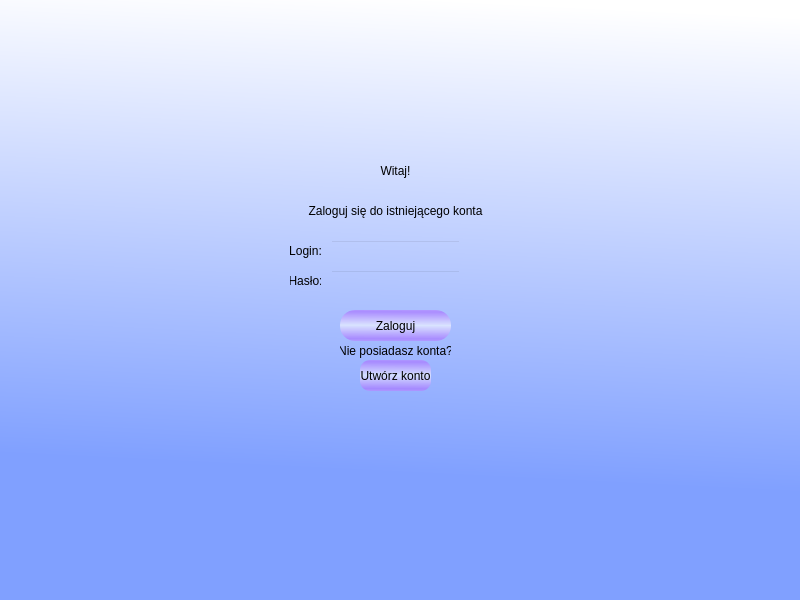
Qt form app/login_screen.ui (MateuszMiekicki/flashcards) before a commit.
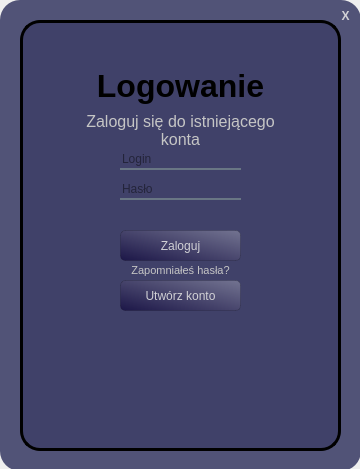
The same form after that commit. Icons and pictures are not drawn.

Commit message: Reformated layouts, added login and createAccount buttons, draggable window, close button

```diff
--- a/app/login_screen.ui
+++ b/app/login_screen.ui
@@ -6,8 +6,8 @@
    <rect>
     <x>0</x>
     <y>0</y>
-    <width>800</width>
-    <height>600</height>
+    <width>360</width>
+    <height>469</height>
    </rect>
   </property>
   <property name="windowTitle">
@@ -15,174 +15,327 @@
   </property>
   <property name="styleSheet">
    <string notr="true">QWidget#centralwidget{
-background-color: qlineargradient(spread:pad, x1:0.510909, y1:0.79, x2:0.563, y2:0, stop:0 rgba(128, 160, 255, 255), stop:1 rgba(255, 255, 255, 255));}</string>
+}</string>
   </property>
   <widget class="QWidget" name="centralwidget">
-   <widget class="QLabel" name="label">
+   <widget class="QWidget" name="widget_2" native="true">
     <property name="geometry">
      <rect>
-      <x>330</x>
-      <y>140</y>
-      <width>131</width>
-      <height>61</height>
+      <x>0</x>
+      <y>0</y>
+      <width>361</width>
+      <height>471</height>
      </rect>
     </property>
     <property name="styleSheet">
-     <string notr="true">font: 36pt &quot;MS Shell Dlg 2&quot;;</string>
+     <string notr="true">QWidget#widget_2{background-color:rgba(37, 39, 85, 200);
+border-radius: 20px;}</string>
     </property>
-    <property name="text">
-     <string>Witaj!</string>
-    </property>
-    <property name="alignment">
-     <set>Qt::AlignCenter</set>
-    </property>
-   </widget>
-   <widget class="QLabel" name="label_2">
-    <property name="geometry">
-     <rect>
-      <x>270</x>
-      <y>200</y>
-      <width>251</width>
-      <height>21</height>
-     </rect>
-    </property>
-    <property name="styleSheet">
-     <string notr="true">font: 12pt &quot;MS Shell Dlg 2&quot;;</string>
-    </property>
-    <property name="text">
-     <string>Zaloguj się do istniejącego konta</string>
-    </property>
-    <property name="alignment">
-     <set>Qt::AlignCenter</set>
-    </property>
-   </widget>
-   <widget class="QPushButton" name="login">
-    <property name="geometry">
-     <rect>
-      <x>340</x>
-      <y>310</y>
-      <width>111</width>
-      <height>31</height>
-     </rect>
-    </property>
-    <property name="styleSheet">
-     <string notr="true">border-radius: 15px;
-background: qlineargradient(spread:reflect, x1:0.522318, y1:0.927, x2:0.529, y2:0.494636, stop:0 rgba(170, 124, 255, 192), stop:1 rgba(255, 255, 255, 144))</string>
-    </property>
-    <property name="text">
-     <string>Zaloguj</string>
-    </property>
-   </widget>
-   <widget class="QLineEdit" name="login_field">
-    <property name="geometry">
-     <rect>
-      <x>330</x>
-      <y>240</y>
-      <width>131</width>
-      <height>20</height>
-     </rect>
-    </property>
-    <property name="styleSheet">
-     <string notr="true">background-color: rgba(0, 0, 0, 0);</string>
-    </property>
-   </widget>
-   <widget class="QLineEdit" name="password_field">
-    <property name="geometry">
-     <rect>
-      <x>330</x>
-      <y>270</y>
-      <width>131</width>
-      <height>20</height>
-     </rect>
-    </property>
-    <property name="styleSheet">
-     <string notr="true">background-color: rgba(0, 0, 0, 0);</string>
-    </property>
-   </widget>
-   <widget class="QLabel" name="label_3">
-    <property name="geometry">
-     <rect>
-      <x>290</x>
-      <y>240</y>
-      <width>31</width>
-      <height>21</height>
-     </rect>
-    </property>
-    <property name="text">
-     <string>Login:</string>
-    </property>
-    <property name="alignment">
-     <set>Qt::AlignCenter</set>
-    </property>
-   </widget>
-   <widget class="QLabel" name="label_4">
-    <property name="geometry">
-     <rect>
-      <x>290</x>
-      <y>270</y>
-      <width>31</width>
-      <height>21</height>
-     </rect>
-    </property>
-    <property name="text">
-     <string>Hasło:</string>
-    </property>
-    <property name="alignment">
-     <set>Qt::AlignCenter</set>
-    </property>
-   </widget>
-   <widget class="QLabel" name="label_5">
-    <property name="geometry">
-     <rect>
-      <x>340</x>
-      <y>340</y>
-      <width>111</width>
-      <height>21</height>
-     </rect>
-    </property>
-    <property name="styleSheet">
-     <string notr="true">font: 8pt &quot;MS Shell Dlg 2&quot;;</string>
-    </property>
-    <property name="text">
-     <string>Nie posiadasz konta?</string>
-    </property>
-    <property name="alignment">
-     <set>Qt::AlignCenter</set>
-    </property>
-   </widget>
-   <widget class="QPushButton" name="pushButton_2">
-    <property name="geometry">
-     <rect>
-      <x>360</x>
-      <y>360</y>
-      <width>71</width>
-      <height>31</height>
-     </rect>
-    </property>
-    <property name="styleSheet">
-     <string notr="true">border-radius: 10px;
-background: qlineargradient(spread:reflect, x1:0.522318, y1:0.927, x2:0.529, y2:0.494636, stop:0 rgba(170, 124, 255, 192), stop:1 rgba(255, 255, 255, 144))</string>
-    </property>
-    <property name="text">
-     <string>Utwórz konto</string>
-    </property>
-   </widget>
-   <widget class="QLabel" name="login_error">
-    <property name="geometry">
-     <rect>
-      <x>330</x>
-      <y>290</y>
-      <width>131</width>
-      <height>16</height>
-     </rect>
-    </property>
-    <property name="styleSheet">
-     <string notr="true">color: rgb(255, 14, 30);
+    <widget class="QWidget" name="widget_3" native="true">
+     <property name="geometry">
+      <rect>
+       <x>20</x>
+       <y>20</y>
+       <width>321</width>
+       <height>431</height>
+      </rect>
+     </property>
+     <property name="styleSheet">
+      <string notr="true">QWidget#widget_3{background-color:rgba(37, 39, 85, 100);
+border-radius: 20px;
+border:3px solid;}</string>
+     </property>
+     <widget class="QLabel" name="login_error">
+      <property name="enabled">
+       <bool>false</bool>
+      </property>
+      <property name="geometry">
+       <rect>
+        <x>100</x>
+        <y>180</y>
+        <width>121</width>
+        <height>31</height>
+       </rect>
+      </property>
+      <property name="styleSheet">
+       <string notr="true">color: rgb(255, 14, 30);
 font: 7pt &quot;MS Shell Dlg 2&quot;;</string>
-    </property>
-    <property name="text">
-     <string/>
-    </property>
+      </property>
+      <property name="text">
+       <string/>
+      </property>
+      <property name="alignment">
+       <set>Qt::AlignCenter</set>
+      </property>
+      <property name="wordWrap">
+       <bool>true</bool>
+      </property>
+     </widget>
+     <widget class="QPushButton" name="accountbtn">
+      <property name="geometry">
+       <rect>
+        <x>100</x>
+        <y>260</y>
+        <width>121</width>
+        <height>31</height>
+       </rect>
+      </property>
+      <property name="styleSheet">
+       <string notr="true">QPushButton#accountbtn{
+background-color: qlineargradient(spread:pad, x1:0.017, y1:0.937409, x2:1, y2:0, stop:0 rgba(17, 9, 61, 178), stop:1 rgba(255, 255, 255, 68));
+border-radius: 5px;
+color: rgba(226, 226, 226, 227);
+border: 1px solid rgba(0,0,0,0.15);
+}
+QPushButton#accountbtn:hover{
+background-color: qlineargradient(spread:pad, x1:0.017, y1:0.937409, x2:1, y2:0, stop:0 rgba(17, 9, 61, 178), stop:0.295455 rgba(255, 255, 255, 68));
+}
+QPushButton#accountbtn:pressed{
+padding-left:2px;
+padding-top:2px;
+background-color:rgb(100, 100, 132);
+}</string>
+      </property>
+      <property name="text">
+       <string>Utwórz konto</string>
+      </property>
+     </widget>
+     <widget class="QPushButton" name="loginbtn">
+      <property name="geometry">
+       <rect>
+        <x>100</x>
+        <y>210</y>
+        <width>121</width>
+        <height>31</height>
+       </rect>
+      </property>
+      <property name="styleSheet">
+       <string notr="true">QPushButton#loginbtn{
+background-color: qlineargradient(spread:pad, x1:0.017, y1:0.937409, x2:1, y2:0, stop:0 rgba(17, 9, 61, 178), stop:1 rgba(255, 255, 255, 68));
+border-radius: 5px;
+color: rgba(226, 226, 226, 227);
+border: 1px solid rgba(0,0,0,0.15);
+}
+QPushButton#loginbtn:hover{
+background-color: qlineargradient(spread:pad, x1:0.017, y1:0.937409, x2:1, y2:0, stop:0 rgba(17, 9, 61, 178), stop:0.295455 rgba(255, 255, 255, 68));
+}
+QPushButton#loginbtn:pressed{
+padding-left:2px;
+padding-top:2px;
+background-color:rgb(100, 100, 132);
+}</string>
+      </property>
+      <property name="text">
+       <string>Zaloguj</string>
+      </property>
+     </widget>
+     <widget class="QLabel" name="logintxt">
+      <property name="geometry">
+       <rect>
+        <x>70</x>
+        <y>30</y>
+        <width>181</width>
+        <height>71</height>
+       </rect>
+      </property>
+      <property name="font">
+       <font>
+        <family>MS Shell Dlg 2</family>
+        <pointsize>24</pointsize>
+        <weight>75</weight>
+        <italic>false</italic>
+        <bold>true</bold>
+       </font>
+      </property>
+      <property name="styleSheet">
+       <string notr="true">QLabel#welcometxt{font: 24pt &quot;MS Shell Dlg 2&quot; ;
+font-weight: bold;}</string>
+      </property>
+      <property name="text">
+       <string>Logowanie</string>
+      </property>
+      <property name="alignment">
+       <set>Qt::AlignCenter</set>
+      </property>
+     </widget>
+     <widget class="QLabel" name="infotxt">
+      <property name="geometry">
+       <rect>
+        <x>60</x>
+        <y>90</y>
+        <width>201</width>
+        <height>41</height>
+       </rect>
+      </property>
+      <property name="font">
+       <font>
+        <family>MS Shell Dlg 2</family>
+        <pointsize>12</pointsize>
+        <weight>50</weight>
+        <italic>false</italic>
+        <bold>false</bold>
+       </font>
+      </property>
+      <property name="mouseTracking">
+       <bool>false</bool>
+      </property>
+      <property name="styleSheet">
+       <string notr="true">font: 12pt &quot;MS Shell Dlg 2&quot;;
+color: rgb(197, 197, 197);</string>
+      </property>
+      <property name="text">
+       <string>Zaloguj się do istniejącego konta</string>
+      </property>
+      <property name="textFormat">
+       <enum>Qt::AutoText</enum>
+      </property>
+      <property name="alignment">
+       <set>Qt::AlignCenter</set>
+      </property>
+      <property name="wordWrap">
+       <bool>true</bool>
+      </property>
+     </widget>
+     <widget class="QLineEdit" name="login_field">
+      <property name="geometry">
+       <rect>
+        <x>100</x>
+        <y>130</y>
+        <width>121</width>
+        <height>20</height>
+       </rect>
+      </property>
+      <property name="mouseTracking">
+       <bool>false</bool>
+      </property>
+      <property name="styleSheet">
+       <string notr="true">background-color: rgba(0, 0, 0, 0);
+border: none;
+border-bottom: 2px solid rgba(105,118, 132, 255);
+color: rgba(0,0,0,230);</string>
+      </property>
+      <property name="text">
+       <string/>
+      </property>
+      <property name="placeholderText">
+       <string>Login</string>
+      </property>
+     </widget>
+     <widget class="QLineEdit" name="password_field">
+      <property name="geometry">
+       <rect>
+        <x>100</x>
+        <y>160</y>
+        <width>121</width>
+        <height>20</height>
+       </rect>
+      </property>
+      <property name="mouseTracking">
+       <bool>false</bool>
+      </property>
+      <property name="styleSheet">
+       <string notr="true">background-color: rgba(0, 0, 0, 0);
+border: none;
+border-bottom: 2px solid rgba(105,118, 132, 255);
+color: rgba(0,0,0,230);</string>
+      </property>
+      <property name="placeholderText">
+       <string>Hasło</string>
+      </property>
+     </widget>
+     <widget class="QWidget" name="widget" native="true">
+      <property name="geometry">
+       <rect>
+        <x>80</x>
+        <y>300</y>
+        <width>151</width>
+        <height>101</height>
+       </rect>
+      </property>
+      <property name="styleSheet">
+       <string notr="true">border-image: url(background.png)</string>
+      </property>
+     </widget>
+     <widget class="QLabel" name="forgot_passwordtxt">
+      <property name="geometry">
+       <rect>
+        <x>100</x>
+        <y>240</y>
+        <width>121</width>
+        <height>21</height>
+       </rect>
+      </property>
+      <property name="font">
+       <font>
+        <family>MS Shell Dlg 2</family>
+        <pointsize>8</pointsize>
+        <weight>50</weight>
+        <italic>false</italic>
+        <bold>false</bold>
+       </font>
+      </property>
+      <property name="mouseTracking">
+       <bool>false</bool>
+      </property>
+      <property name="styleSheet">
+       <string notr="true">QLabel#forgot_passwordtxt{font: 8pt &quot;MS Shell Dlg 2&quot;;
+color: rgb(197, 197, 197);
+}
+QLabel#forgot_passwordtxt:hover{
+color:white;}</string>
+      </property>
+      <property name="text">
+       <string>Zapomniałeś hasła?</string>
+      </property>
+      <property name="textFormat">
+       <enum>Qt::AutoText</enum>
+      </property>
+      <property name="alignment">
+       <set>Qt::AlignCenter</set>
+      </property>
+      <property name="wordWrap">
+       <bool>true</bool>
+      </property>
+     </widget>
+     <zorder>accountbtn</zorder>
+     <zorder>loginbtn</zorder>
+     <zorder>login_error</zorder>
+     <zorder>logintxt</zorder>
+     <zorder>infotxt</zorder>
+     <zorder>login_field</zorder>
+     <zorder>password_field</zorder>
+     <zorder>widget</zorder>
+     <zorder>forgot_passwordtxt</zorder>
+    </widget>
+    <widget class="QPushButton" name="exitbtn">
+     <property name="geometry">
+      <rect>
+       <x>330</x>
+       <y>0</y>
+       <width>31</width>
+       <height>31</height>
+      </rect>
+     </property>
+     <property name="styleSheet">
+      <string notr="true">QPushButton#exitbtn{
+background-color: qlineargradient(spread:pad, x1:0.017, y1:0.937409, x2:1, y2:0, stop:0 rgba(17, 9, 61, 0), stop:1 rgba(255, 255, 255, 0));
+border-radius: 7px;
+color: rgba(226, 226, 226, 227);
+font-weight: bold;
+}
+QPushButton#exitbtn:hover{
+background-color: qlineargradient(spread:pad, x1:0.017, y1:0.937409, x2:1, y2:0, stop:0 rgba(17, 9, 61, 200), stop:0.295455 rgba(255, 255, 255, 0));
+}
+QPushButton#exitbtn:pressed{
+padding-left:2px;
+padding-top:2px;
+background-color:qlineargradient(spread:pad, x1:0.017, y1:0.937409, x2:1, y2:0, stop:0 rgba(17, 9, 61, 200), stop:0.295455 rgba(255, 255, 255, 0));
+}</string>
+     </property>
+     <property name="text">
+      <string>Х</string>
+     </property>
+    </widget>
    </widget>
   </widget>
  </widget>
```
Left out of the diff: 6 changed lines with no effect on the pictures. The commit also changes 2 other files.
